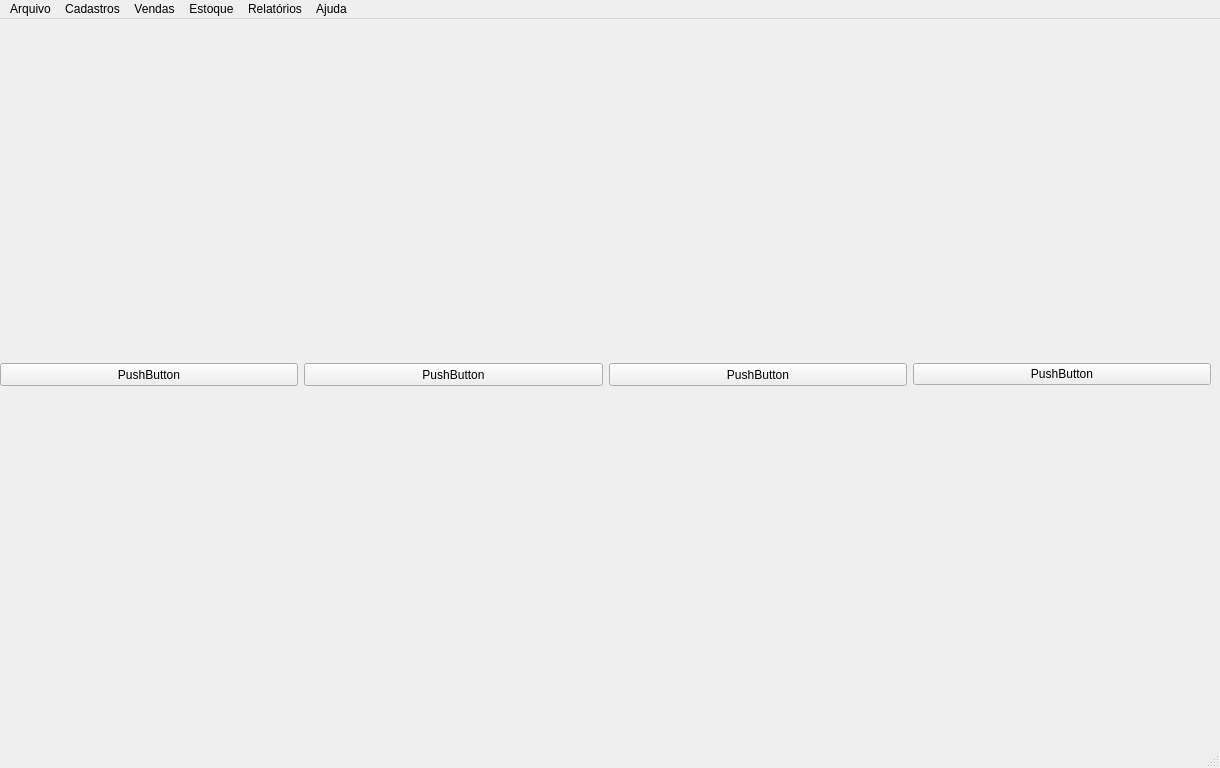
Qt form Resources/UI/MainWindow.ui (Klubas/Projeto-SOAD) before a commit.
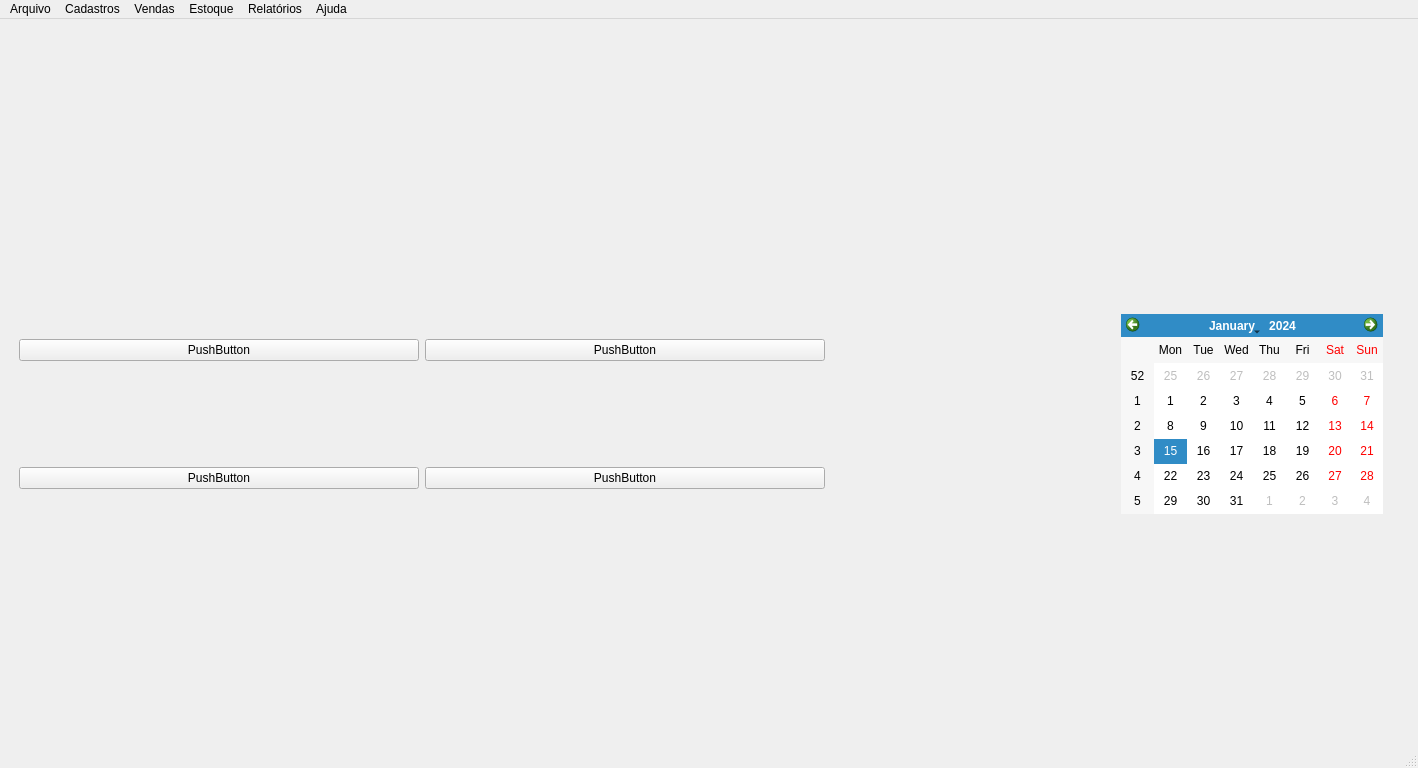
The same form after that commit.

What changed in the file:
```diff
--- a/Resources/UI/MainWindow.ui
+++ b/Resources/UI/MainWindow.ui
@@ -12,7 +12,7 @@
    <rect>
     <x>0</x>
     <y>0</y>
-    <width>1220</width>
+    <width>1418</width>
     <height>768</height>
    </rect>
   </property>
@@ -44,38 +44,51 @@
    <enum>QTabWidget::Rounded</enum>
   </property>
   <widget class="QWidget" name="centralwidget">
-   <widget class="QWidget" name="gridLayoutWidget">
+   <property name="layoutDirection">
+    <enum>Qt::LeftToRight</enum>
+   </property>
+   <widget class="QWidget" name="horizontalWidget" native="true">
     <property name="geometry">
      <rect>
       <x>0</x>
-      <y>0</y>
-      <width>1211</width>
-      <height>711</height>
+      <y>10</y>
+      <width>1401</width>
+      <height>770</height>
      </rect>
     </property>
     <layout class="QHBoxLayout" name="horizontalLayout">
+     <property name="leftMargin">
+      <number>10</number>
+     </property>
+     <item>
+      <widget class="QWidget" name="gridWidget_2" native="true">
+       <property name="sizePolicy">
+        <sizepolicy hsizetype="Expanding" vsizetype="Expanding">
+         <horstretch>0</horstretch>
+         <verstretch>0</verstretch>
+        </sizepolicy>
+       </property>
+       <property name="minimumSize">
+        <size>
+         <width>1024</width>
+         <height>768</height>
+        </size>
+       </property>
+       <property name="autoFillBackground">
+        <bool>false</bool>
+       </property>
+       <layout class="QGridLayout" name="gridLayout">
      <property name="sizeConstraint">
       <enum>QLayout::SetMinAndMaxSize</enum>
      </property>
-     <item>
-      <widget class="QPushButton" name="pushButton_4">
-       <property name="maximumSize">
-        <size>
-         <width>16777215</width>
-         <height>23</height>
-        </size>
-       </property>
-       <property name="text">
-        <string>PushButton</string>
-       </property>
-      </widget>
-     </item>
+        <item row="0" column="0">
+         <layout class="QVBoxLayout" name="verticalLayout_5">
      <item>
       <widget class="QPushButton" name="pushButton_3">
-       <property name="maximumSize">
+            <property name="minimumSize">
         <size>
-         <width>16777215</width>
-         <height>23</height>
+              <width>400</width>
+              <height>0</height>
         </size>
        </property>
        <property name="text">
@@ -84,11 +97,11 @@
       </widget>
      </item>
      <item>
-      <widget class="QPushButton" name="pushButton_2">
-       <property name="maximumSize">
+           <widget class="QPushButton" name="pushButton_4">
+            <property name="minimumSize">
         <size>
-         <width>16777215</width>
-         <height>23</height>
+              <width>350</width>
+              <height>0</height>
         </size>
        </property>
        <property name="text">
@@ -96,17 +109,102 @@
        </property>
       </widget>
      </item>
-     <item alignment="Qt::AlignVCenter">
+         </layout>
+        </item>
+        <item row="0" column="5">
+         <widget class="QWidget" name="verticalWidget" native="true">
+          <property name="minimumSize">
+           <size>
+            <width>0</width>
+            <height>350</height>
+           </size>
+          </property>
+          <property name="maximumSize">
+           <size>
+            <width>16777215</width>
+            <height>350</height>
+           </size>
+          </property>
+          <layout class="QVBoxLayout" name="verticalLayout">
+           <property name="sizeConstraint">
+            <enum>QLayout::SetMinimumSize</enum>
+           </property>
+           <item>
+            <widget class="QCalendarWidget" name="calendarWidget">
+             <property name="sizePolicy">
+              <sizepolicy hsizetype="Minimum" vsizetype="Minimum">
+               <horstretch>0</horstretch>
+               <verstretch>0</verstretch>
+              </sizepolicy>
+             </property>
+             <property name="minimumSize">
+              <size>
+               <width>100</width>
+               <height>100</height>
+              </size>
+             </property>
+             <property name="maximumSize">
+              <size>
+               <width>300</width>
+               <height>200</height>
+              </size>
+             </property>
+            </widget>
+           </item>
+          </layout>
+         </widget>
+        </item>
+        <item row="0" column="1">
+         <layout class="QVBoxLayout" name="verticalLayout_4">
+          <item>
       <widget class="QPushButton" name="pushButton">
-       <property name="maximumSize">
+            <property name="minimumSize">
         <size>
-         <width>16777215</width>
-         <height>23</height>
+              <width>400</width>
+              <height>0</height>
         </size>
        </property>
        <property name="text">
         <string>PushButton</string>
        </property>
+           </widget>
+          </item>
+          <item>
+           <widget class="QPushButton" name="pushButton_2">
+            <property name="minimumSize">
+             <size>
+              <width>350</width>
+              <height>0</height>
+             </size>
+            </property>
+            <property name="text">
+             <string>PushButton</string>
+            </property>
+           </widget>
+          </item>
+         </layout>
+        </item>
+        <item row="0" column="2">
+         <layout class="QVBoxLayout" name="verticalLayout_2">
+          <item>
+           <spacer name="horizontalSpacer">
+            <property name="orientation">
+             <enum>Qt::Horizontal</enum>
+            </property>
+            <property name="sizeType">
+             <enum>QSizePolicy::MinimumExpanding</enum>
+            </property>
+            <property name="sizeHint" stdset="0">
+             <size>
+              <width>40</width>
+              <height>20</height>
+             </size>
+            </property>
+           </spacer>
+          </item>
+         </layout>
+        </item>
+       </layout>
       </widget>
      </item>
     </layout>
@@ -117,7 +215,7 @@
     <rect>
      <x>0</x>
      <y>0</y>
-     <width>1220</width>
+     <width>1418</width>
      <height>21</height>
     </rect>
    </property>
```
Left out of the diff: 6 changed lines with no effect on the pictures. Lines whose indentation alone changed are shown as unchanged.
